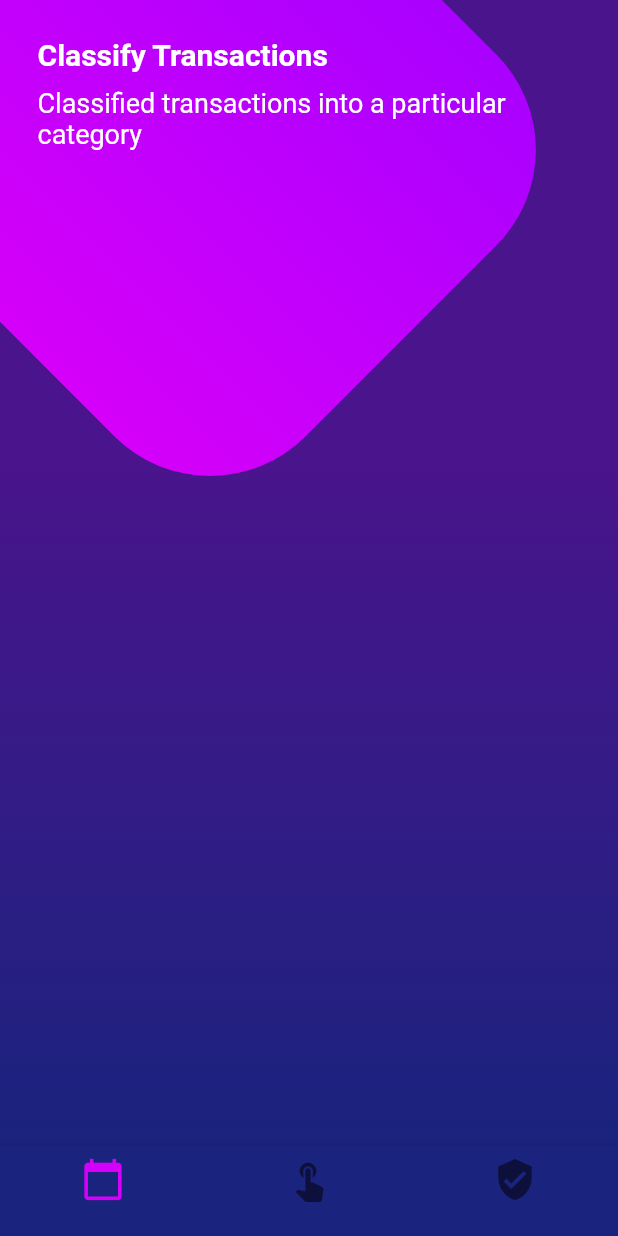
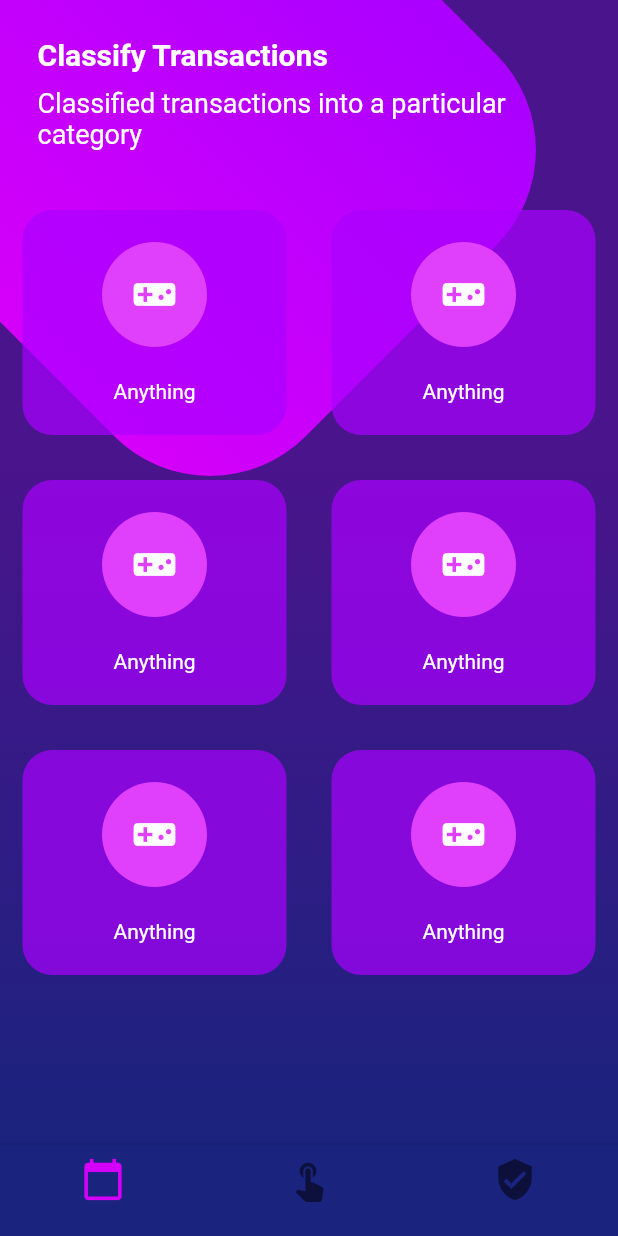
Before and after one commit to marcossevilla/designs, a Flutter app: the screen it shows after launch, on a phone screen of 412 x 824 dp. Run offline on Flutter 3.47's test engine with Material 2 defaults, Android fonts, the phone set to English and light mode, and no system bars.

Commit message:
added rounded buttons on ui

```diff
--- a/lib/main.dart
+++ b/lib/main.dart
@@ -11,7 +11,7 @@ class MyApp extends StatelessWidget {
   @override
   Widget build(BuildContext context) {
     SystemChrome.setSystemUIOverlayStyle(SystemUiOverlayStyle.light.copyWith(
-      statusBarColor: Colors.white,
+      statusBarColor: Colors.transparent,
     ));
 
     return MaterialApp(
--- a/lib/src/pages/buttons_page.dart
+++ b/lib/src/pages/buttons_page.dart
@@ -14,6 +14,10 @@ class ButtonsPage extends StatelessWidget {
     fontSize: 18.0,
   );
 
+  final normalTextStyle = TextStyle(
+    color: Colors.white,
+  );
+
   @override
   Widget build(BuildContext context) {
     return Scaffold(
@@ -24,6 +28,7 @@ class ButtonsPage extends StatelessWidget {
             child: Column(
               children: <Widget>[
                 _titles(),
+                _roundedButtons(),
               ],
             ),
           ),
@@ -124,4 +129,49 @@ class ButtonsPage extends StatelessWidget {
       ),
     );
   }
+
+  Widget _roundedButtons() {
+    return Table(
+      children: [
+        TableRow(children: [
+          _createRoundedButton(),
+          _createRoundedButton(),
+        ]),
+        TableRow(children: [
+          _createRoundedButton(),
+          _createRoundedButton(),
+        ]),
+        TableRow(children: [
+          _createRoundedButton(),
+          _createRoundedButton(),
+        ]),
+      ],
+    );
+  }
+
+  Widget _createRoundedButton() {
+    return Container(
+      height: 150.0,
+      margin: EdgeInsets.all(15.0),
+      decoration: BoxDecoration(
+        color: Colors.purpleAccent[700].withOpacity(0.7),
+        borderRadius: BorderRadius.circular(20.0),
+      ),
+      child: Column(
+        mainAxisAlignment: MainAxisAlignment.spaceEvenly,
+        children: <Widget>[
+          CircleAvatar(
+            child: Icon(
+              Icons.videogame_asset,
+              color: Colors.white,
+              size: 30.0,
+            ),
+            radius: 35.0,
+            backgroundColor: Colors.purpleAccent,
+          ),
+          Text('Anything', style: normalTextStyle),
+        ],
+      ),
+    );
+  }
 }
```
